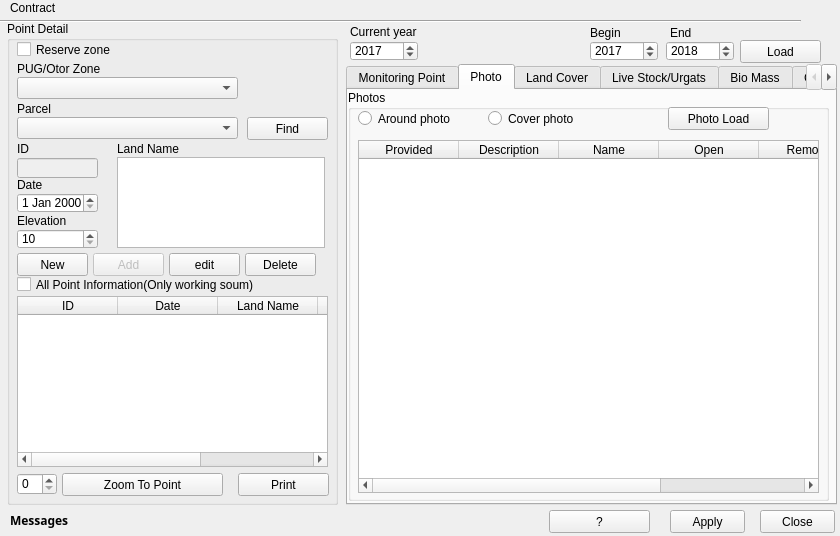
This is view/PastureMonitoringValueDialog.ui in teamlm2/lm2 as Qt 5 draws it before an edit. The edited form follows.
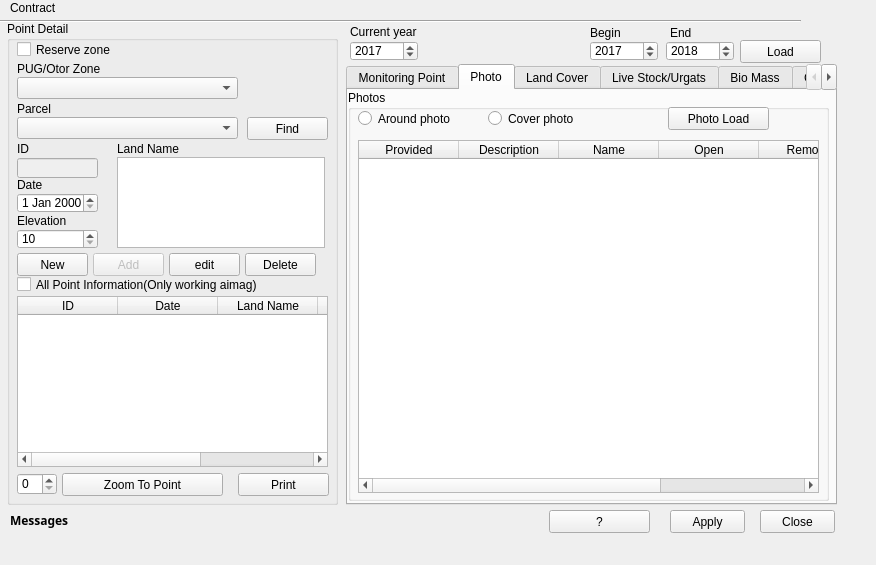
This is the edited form. The open tabs and pages were chosen to show the change.

What changed in the file:
```diff
--- a/view/PastureMonitoringValueDialog.ui
+++ b/view/PastureMonitoringValueDialog.ui
@@ -6,8 +6,8 @@
    <rect>
     <x>0</x>
     <y>0</y>
-    <width>840</width>
-    <height>536</height>
+    <width>876</width>
+    <height>565</height>
    </rect>
   </property>
   <property name="windowTitle">
@@ -1901,7 +1901,7 @@
      </rect>
     </property>
     <property name="text">
-     <string>All Point Information(Only working soum)</string>
+     <string>All Point Information(Only working aimag)</string>
     </property>
    </widget>
    <widget class="QLabel" name="label_41">
```
Left out of the diff: 6 changed lines with no effect on the pictures.
